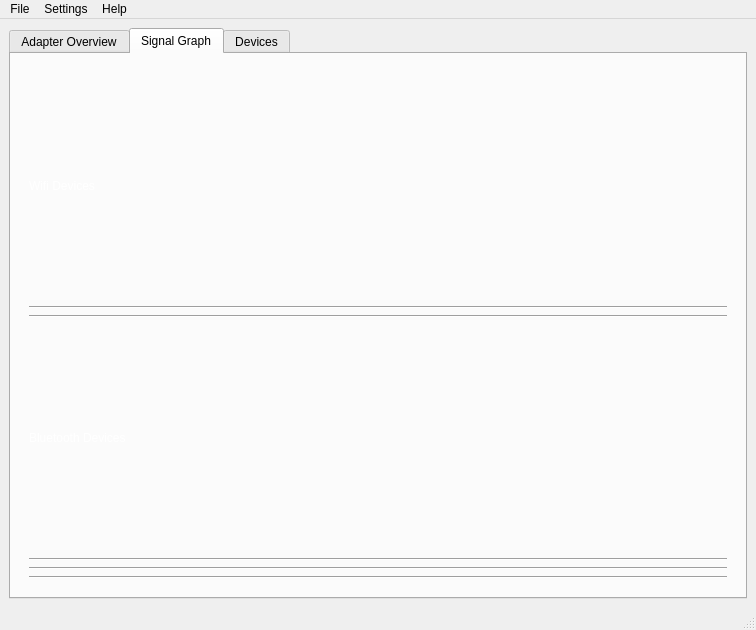
Above: src/main/ui/signalum_desktop.ui from bisohns/signalum-desktop before the change. Below: the same form after it.
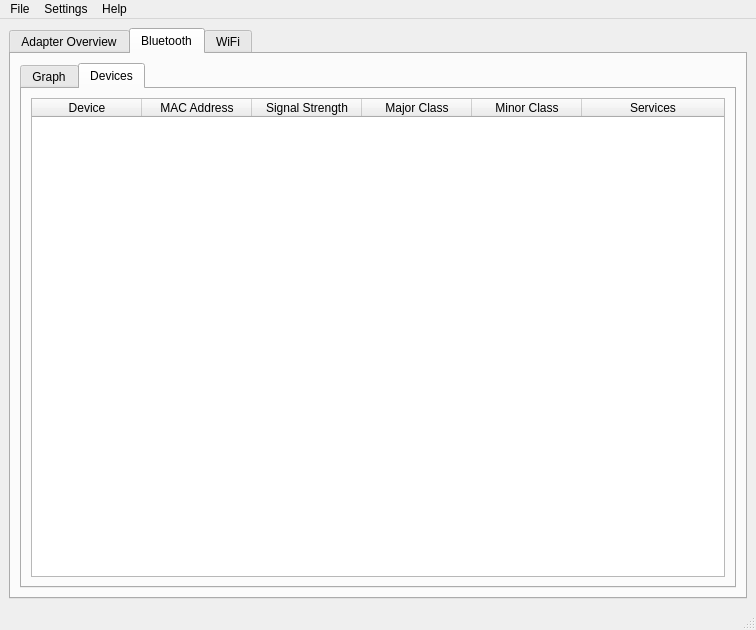
That is the form after the change. The open tabs and pages were chosen to show the change.

Commit message: Moved bluetooth and Wifi to individual tabs

Diff of the .ui file:
```diff
--- a/src/main/ui/signalum_desktop.ui
+++ b/src/main/ui/signalum_desktop.ui
@@ -269,312 +269,101 @@
         </item>
        </layout>
       </widget>
-      <widget class="QWidget" name="graphTab">
-       <property name="palette">
-        <palette>
-         <active>
-          <colorrole role="WindowText">
-           <brush brushstyle="SolidPattern">
-            <color alpha="255">
-             <red>255</red>
-             <green>255</green>
-             <blue>255</blue>
-            </color>
-           </brush>
-          </colorrole>
-          <colorrole role="Button">
-           <brush brushstyle="SolidPattern">
-            <color alpha="255">
-             <red>46</red>
-             <green>52</green>
-             <blue>54</blue>
-            </color>
-           </brush>
-          </colorrole>
-          <colorrole role="Text">
-           <brush brushstyle="SolidPattern">
-            <color alpha="255">
-             <red>255</red>
-             <green>255</green>
-             <blue>255</blue>
-            </color>
-           </brush>
-          </colorrole>
-          <colorrole role="ButtonText">
-           <brush brushstyle="SolidPattern">
-            <color alpha="255">
-             <red>255</red>
-             <green>255</green>
-             <blue>255</blue>
-            </color>
-           </brush>
-          </colorrole>
-          <colorrole role="Base">
-           <brush brushstyle="SolidPattern">
-            <color alpha="255">
-             <red>46</red>
-             <green>52</green>
-             <blue>54</blue>
-            </color>
-           </brush>
-          </colorrole>
-          <colorrole role="Window">
-           <brush brushstyle="SolidPattern">
-            <color alpha="255">
-             <red>46</red>
-             <green>52</green>
-             <blue>54</blue>
-            </color>
-           </brush>
-          </colorrole>
-          <colorrole role="PlaceholderText">
-           <brush brushstyle="NoBrush">
-            <color alpha="128">
-             <red>255</red>
-             <green>255</green>
-             <blue>255</blue>
-            </color>
-           </brush>
-          </colorrole>
-         </active>
-         <inactive>
-          <colorrole role="WindowText">
-           <brush brushstyle="SolidPattern">
-            <color alpha="255">
-             <red>255</red>
-             <green>255</green>
-             <blue>255</blue>
-            </color>
-           </brush>
-          </colorrole>
-          <colorrole role="Button">
-           <brush brushstyle="SolidPattern">
-            <color alpha="255">
-             <red>46</red>
-             <green>52</green>
-             <blue>54</blue>
-            </color>
-           </brush>
-          </colorrole>
-          <colorrole role="Text">
-           <brush brushstyle="SolidPattern">
-            <color alpha="255">
-             <red>255</red>
-             <green>255</green>
-             <blue>255</blue>
-            </color>
-           </brush>
-          </colorrole>
-          <colorrole role="ButtonText">
-           <brush brushstyle="SolidPattern">
-            <color alpha="255">
-             <red>255</red>
-             <green>255</green>
-             <blue>255</blue>
-            </color>
-           </brush>
-          </colorrole>
-          <colorrole role="Base">
-           <brush brushstyle="SolidPattern">
-            <color alpha="255">
-             <red>46</red>
-             <green>52</green>
-             <blue>54</blue>
-            </color>
-           </brush>
-          </colorrole>
-          <colorrole role="Window">
-           <brush brushstyle="SolidPattern">
-            <color alpha="255">
-             <red>46</red>
-             <green>52</green>
-             <blue>54</blue>
-            </color>
-           </brush>
-          </colorrole>
-          <colorrole role="PlaceholderText">
-           <brush brushstyle="NoBrush">
-            <color alpha="128">
-             <red>255</red>
-             <green>255</green>
-             <blue>255</blue>
-            </color>
-           </brush>
-          </colorrole>
-         </inactive>
-         <disabled>
-          <colorrole role="WindowText">
-           <brush brushstyle="SolidPattern">
-            <color alpha="255">
-             <red>255</red>
-             <green>255</green>
-             <blue>255</blue>
-            </color>
-           </brush>
-          </colorrole>
-          <colorrole role="Button">
-           <brush brushstyle="SolidPattern">
-            <color alpha="255">
-             <red>46</red>
-             <green>52</green>
-             <blue>54</blue>
-            </color>
-           </brush>
-          </colorrole>
-          <colorrole role="Text">
-           <brush brushstyle="SolidPattern">
-            <color alpha="255">
-             <red>255</red>
-             <green>255</green>
-             <blue>255</blue>
-            </color>
-           </brush>
-          </colorrole>
-          <colorrole role="ButtonText">
-           <brush brushstyle="SolidPattern">
-            <color alpha="255">
-             <red>255</red>
-             <green>255</green>
-             <blue>255</blue>
-            </color>
-           </brush>
-          </colorrole>
-          <colorrole role="Base">
-           <brush brushstyle="SolidPattern">
-            <color alpha="255">
-             <red>46</red>
-             <green>52</green>
-             <blue>54</blue>
-            </color>
-           </brush>
-          </colorrole>
-          <colorrole role="Window">
-           <brush brushstyle="SolidPattern">
-            <color alpha="255">
-             <red>46</red>
-             <green>52</green>
-             <blue>54</blue>
-            </color>
-           </brush>
-          </colorrole>
-          <colorrole role="PlaceholderText">
-           <brush brushstyle="NoBrush">
-            <color alpha="128">
-             <red>255</red>
-             <green>255</green>
-             <blue>255</blue>
-            </color>
-           </brush>
-          </colorrole>
-         </disabled>
-        </palette>
-       </property>
+      <widget class="QWidget" name="bluetoothTab">
        <attribute name="title">
-        <string>Signal Graph</string>
+        <string>Bluetooth</string>
        </attribute>
-       <layout class="QVBoxLayout" name="verticalLayout_7">
+       <layout class="QVBoxLayout" name="verticalLayout_4">
         <item>
-         <widget class="QWidget" name="widget" native="true">
-          <property name="styleSheet">
-           <string notr="true"/>
+         <widget class="QTabWidget" name="tabWidget_2">
+          <property name="currentIndex">
+           <number>0</number>
           </property>
-          <layout class="QVBoxLayout" name="verticalLayout_8">
-           <item>
-            <layout class="QVBoxLayout" name="verticalLayout_6">
-             <item>
-              <widget class="QLabel" name="label_4">
-               <property name="text">
-                <string>Wifi Devices</string>
-               </property>
-              </widget>
-             </item>
-             <item>
-              <widget class="Line" name="line_2">
-               <property name="orientation">
-                <enum>Qt::Horizontal</enum>
-               </property>
-              </widget>
-             </item>
-             <item>
-              <layout class="QVBoxLayout" name="wifiGraphLayout"/>
-             </item>
-             <item>
-              <layout class="QVBoxLayout" name="wifiGraphToolbar"/>
-             </item>
-             <item>
-              <widget class="Line" name="line_4">
-               <property name="orientation">
-                <enum>Qt::Horizontal</enum>
-               </property>
-              </widget>
-             </item>
-             <item>
-              <widget class="QLabel" name="label_5">
-               <property name="text">
-                <string>Bluetooth Devices</string>
-               </property>
-              </widget>
-             </item>
-             <item>
-              <widget class="Line" name="line">
-               <property name="orientation">
-                <enum>Qt::Horizontal</enum>
-               </property>
-              </widget>
-             </item>
+          <widget class="QWidget" name="btGraphTab">
+           <attribute name="title">
+            <string>Graph</string>
+           </attribute>
+           <layout class="QVBoxLayout" name="verticalLayout_5">
              <item>
               <layout class="QVBoxLayout" name="bluetoothGraphLayout"/>
              </item>
-             <item>
-              <widget class="Line" name="line_3">
-               <property name="orientation">
-                <enum>Qt::Horizontal</enum>
-               </property>
-              </widget>
-             </item>
              <item>
               <layout class="QVBoxLayout" name="bluetoothGraphToolbar"/>
              </item>
+           </layout>
+          </widget>
+          <widget class="QWidget" name="btDevicesTab">
+           <attribute name="title">
+            <string>Devices</string>
+           </attribute>
+           <layout class="QVBoxLayout" name="verticalLayout_9">
              <item>
-              <widget class="Line" name="line_5">
-               <property name="orientation">
-                <enum>Qt::Horizontal</enum>
-               </property>
+             <widget class="QTableWidget" name="bluetoothTable">
+              <property name="sortingEnabled">
+               <bool>true</bool>
+              </property>
+              <attribute name="horizontalHeaderCascadingSectionResizes">
+               <bool>false</bool>
+              </attribute>
+              <attribute name="horizontalHeaderDefaultSectionSize">
+               <number>110</number>
+              </attribute>
+              <attribute name="horizontalHeaderStretchLastSection">
+               <bool>true</bool>
+              </attribute>
+              <column>
+               <property name="text">
+                <string>Device</string>
+               </property>
+              </column>
+              <column>
+               <property name="text">
+                <string>MAC Address</string>
+               </property>
+              </column>
+              <column>
+               <property name="text">
+                <string>Signal Strength</string>
+               </property>
+              </column>
+              <column>
+               <property name="text">
+                <string>Major Class</string>
+               </property>
+              </column>
+              <column>
+               <property name="text">
+                <string>Minor Class</string>
+               </property>
+              </column>
+              <column>
+               <property name="text">
+                <string>Services</string>
+               </property>
+              </column>
               </widget>
              </item>
             </layout>
-           </item>
-          </layout>
-         </widget>
+          </widget>
+         </widget>
         </item>
        </layout>
       </widget>
-      <widget class="QWidget" name="devicesTab">
+      <widget class="QWidget" name="wifiTab">
        <attribute name="title">
-        <string>Devices</string>
+        <string>WiFi</string>
        </attribute>
-       <layout class="QVBoxLayout" name="verticalLayout_3">
+       <layout class="QVBoxLayout" name="verticalLayout_10">
         <item>
-         <widget class="Line" name="line_14">
-          <property name="orientation">
-           <enum>Qt::Horizontal</enum>
+         <widget class="QTabWidget" name="tabWidget_3">
+          <property name="currentIndex">
+           <number>1</number>
           </property>
-         </widget>
-        </item>
-        <item>
-         <widget class="Line" name="line_11">
-          <property name="orientation">
-           <enum>Qt::Horizontal</enum>
-          </property>
-         </widget>
-        </item>
-        <item>
-         <widget class="QLabel" name="label_8">
-          <property name="text">
-           <string>Wifi Table</string>
-          </property>
-         </widget>
-        </item>
+          <widget class="QWidget" name="wifiDevicesTab">
+           <attribute name="title">
+            <string>Devices</string>
+           </attribute>
+           <layout class="QVBoxLayout" name="verticalLayout_11">
         <item>
          <widget class="QTableWidget" name="wifiTable">
           <property name="sortingEnabled">
@@ -634,81 +423,21 @@
           </column>
          </widget>
         </item>
-        <item>
-         <widget class="Line" name="line_7">
-          <property name="orientation">
-           <enum>Qt::Horizontal</enum>
-          </property>
-         </widget>
-        </item>
+           </layout>
+          </widget>
+          <widget class="QWidget" name="wifiGraphTab">
+           <attribute name="title">
+            <string>Graph</string>
+           </attribute>
+           <layout class="QVBoxLayout" name="verticalLayout_12">
         <item>
-         <widget class="QLabel" name="label_9">
-          <property name="text">
-           <string>Bluetooth Table</string>
-          </property>
-         </widget>
+             <layout class="QVBoxLayout" name="wifiGraphToolbar"/>
         </item>
         <item>
-         <layout class="QFormLayout" name="formLayout_7"/>
-        </item>
-        <item>
-         <widget class="Line" name="line_8">
-          <property name="orientation">
-           <enum>Qt::Horizontal</enum>
-          </property>
-         </widget>
-        </item>
-        <item>
-         <widget class="QTableWidget" name="bluetoothTable">
-          <property name="sortingEnabled">
-           <bool>true</bool>
-          </property>
-          <attribute name="horizontalHeaderCascadingSectionResizes">
-           <bool>false</bool>
-          </attribute>
-          <attribute name="horizontalHeaderDefaultSectionSize">
-           <number>110</number>
-          </attribute>
-          <attribute name="horizontalHeaderStretchLastSection">
-           <bool>true</bool>
-          </attribute>
-          <column>
-           <property name="text">
-            <string>Device</string>
-           </property>
-          </column>
-          <column>
-           <property name="text">
-            <string>MAC Address</string>
-           </property>
-          </column>
-          <column>
-           <property name="text">
-            <string>Signal Strength</string>
-           </property>
-          </column>
-          <column>
-           <property name="text">
-            <string>Major Class</string>
-           </property>
-          </column>
-          <column>
-           <property name="text">
-            <string>Minor Class</string>
-           </property>
-          </column>
-          <column>
-           <property name="text">
-            <string>Services</string>
-           </property>
-          </column>
-         </widget>
-        </item>
-        <item>
-         <widget class="Line" name="line_6">
-          <property name="orientation">
-           <enum>Qt::Horizontal</enum>
-          </property>
+             <layout class="QVBoxLayout" name="wifiGraphLayout"/>
+            </item>
+           </layout>
+          </widget>
          </widget>
         </item>
        </layout>
```
Lines whose indentation alone changed are shown as unchanged. The commit also changes 1 other file.
